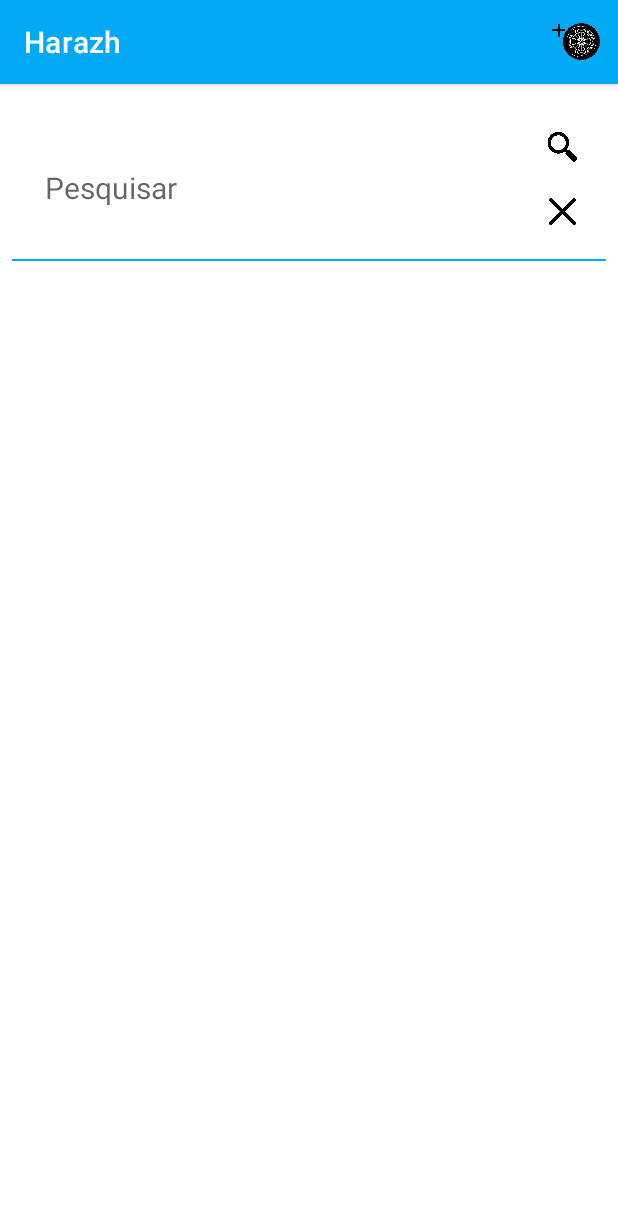
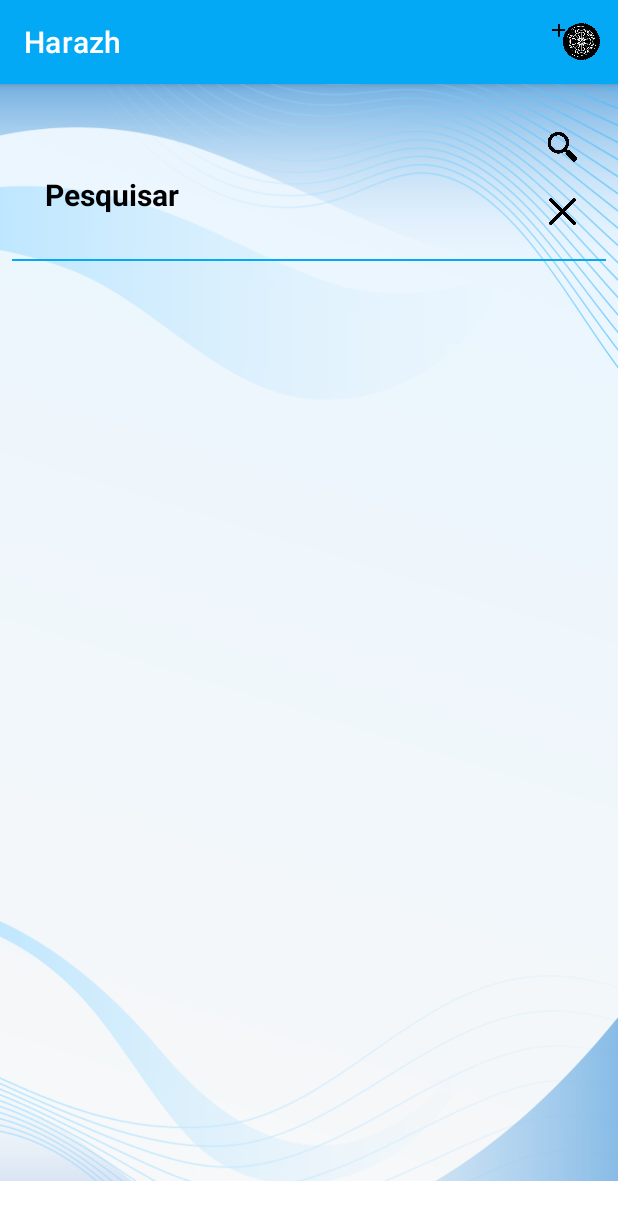
Before and after one commit to Rkerneski/harazh, an Android app: the screen it shows after launch (tela_inicial), after a tap on an icon or button, on a phone screen of 412 x 824 dp. Shown: the top 1220 px of the screen. Run offline under Robolectric (Android 15) with nearby library versions, the phone set to English and light mode, and no system bars.

Commit message:
alterações tela inicial e background

```diff
--- a/app/src/main/java/br/com/harazh/tela_inicial.java
+++ b/app/src/main/java/br/com/harazh/tela_inicial.java
@@ -35,14 +35,8 @@ public class tela_inicial extends AppCompatActivity {
     ImageButton btn_close;
     ImageButton btn_search;
     ListView lista;
-    ListView lista2;
     Handler handler = new Handler();
     EditText txt_pesquisar;
-    EditText txt_modelo_aux;
-    EditText modelo;
-    EditText txt_placa_aux;
-    EditText txt_ano_aux;
-    Boolean campo_pesquisar;
 
     @SuppressLint("MissingInflatedId")
     @Override
@@ -51,17 +45,13 @@ public class tela_inicial extends AppCompatActivity {
         setContentView(R.layout.activity_tela_inicial);
         AppCompatDelegate.setDefaultNightMode(AppCompatDelegate.MODE_NIGHT_NO);
 
-        listarCarros = (ListView)findViewById(R.id.lista);
-        btn_close = (ImageButton)findViewById(R.id.btn_close);
-        btn_search = (ImageButton)findViewById(R.id.btn_search);
-        lista = (ListView)findViewById(R.id.lista);
-        lista2 = (ListView)findViewById(R.id.lista2);
-        txt_pesquisar = (EditText)findViewById(R.id.txt_pesquisar);
-        txt_modelo_aux = (EditText)findViewById(R.id.txt_modelo_aux);
-        txt_placa_aux = (EditText)findViewById(R.id.txt_placa_aux);
-        txt_ano_aux = (EditText)findViewById(R.id.txt_ano_aux);
+        listarCarros = (ListView) findViewById(R.id.lista);
+        btn_close = (ImageButton) findViewById(R.id.btn_close);
+        btn_search = (ImageButton) findViewById(R.id.btn_search);
+        lista = (ListView) findViewById(R.id.lista);
+        txt_pesquisar = (EditText) findViewById(R.id.txt_pesquisar);
 
-        //this.lista_de_carros();
+        lista_de_carros();
 
         btn_search.setOnClickListener(new View.OnClickListener() {
             @Override
@@ -75,10 +65,14 @@ public class tela_inicial extends AppCompatActivity {
 
                     }
                 }, 200);
+
                     pesquisar();
+
+
+
+
             }
         });
-
 
 
         btn_close.setOnClickListener(new View.OnClickListener() {
@@ -94,12 +88,31 @@ public class tela_inicial extends AppCompatActivity {
                     }
                 }, 200);
 
-                apagar_teclado();
+                txt_pesquisar.setText("");
+                lista_de_carros();
 
-                lista.setVisibility(View.VISIBLE);
-                lista2.setVisibility(View.INVISIBLE);
             }
         });
+
+
+        txt_pesquisar.setOnKeyListener(new View.OnKeyListener() {
+            public boolean onKey(View v, int keyCode, KeyEvent event) {
+                if (event.getAction() == KeyEvent.ACTION_DOWN) {
+                    switch (keyCode) {
+                        case KeyEvent.KEYCODE_ENTER:
+                            InputMethodManager imm = (InputMethodManager) getSystemService(INPUT_METHOD_SERVICE);
+                            imm.hideSoftInputFromWindow(txt_pesquisar.getWindowToken(), 0);
+                            getWindow().setSoftInputMode(WindowManager.LayoutParams.SOFT_INPUT_STATE_ALWAYS_HIDDEN);
+
+                            pesquisar();
+
+                            return true;
+                    }
+                }
+                return false;
+            }
+        });
+
 
         txt_pesquisar.addTextChangedListener(new TextWatcher() {
             @Override
@@ -109,7 +122,7 @@ public class tela_inicial extends AppCompatActivity {
 
             @Override
             public void onTextChanged(CharSequence charSequence, int i, int i1, int i2) {
-                if(charSequence.length() == 0){
+                if (charSequence.length() == 0) {
 
                     lista_de_carros();
                     apagar_teclado();
@@ -127,9 +140,7 @@ public class tela_inicial extends AppCompatActivity {
         });
     }
 
-    public void apagar_teclado(){
-        /*InputMethodManager inputMethodManager = (InputMethodManager) this.getSystemService(Activity.INPUT_METHOD_SERVICE);
-            inputMethodManager.hideSoftInputFromWindow(this.getCurrentFocus().getWindowToken(), 0);*/
+    public void apagar_teclado() {
 
         txt_pesquisar.setOnKeyListener(new View.OnKeyListener() {
             public boolean onKey(View v, int keyCode, KeyEvent event) {
@@ -143,7 +154,6 @@ public class tela_inicial extends AppCompatActivity {
                             pesquisar();
 
                             return true;
-
                     }
                 }
                 return false;
@@ -153,60 +163,48 @@ public class tela_inicial extends AppCompatActivity {
     }
 
 
-    public void pesquisar(){
+    public void pesquisar() {
 
-        try{
-            /*carroModel carroModel = new carroDao(getApplicationContext()).Pesquisa(txt_pesquisar.getText().toString());
-            txt_modelo_aux.setText(carroModel.getModelo());
-            txt_placa_aux.setText(carroModel.getPlaca());
-            txt_ano_aux.setText(carroModel.getAno());*/
-
-            if(txt_pesquisar.getText().equals("") || txt_pesquisar.getText() == null){
-
-            }
-            else {
         carroDao carroDao = new carroDao(this);
 
-                List<carroModel> carros = carroDao.Pesquisa(txt_pesquisar.getText().toString());
+        List<carroModel> carros = carroDao.Pesquisa(txt_pesquisar.getText().toString().toLowerCase());
         listarCarros.setAdapter(new card_adapter(this, carros));
 
+
         if (carros.size() == 0) {
+            //carroDao carroDao2 = new carroDao(this);
+            //List<carroModel> carro = carroDao2.Pesquisa(aux_search);
+            //listarCarros.setAdapter(new card_adapter(this, carro));
             this.lista_de_carros();
+            Toast.makeText(getApplicationContext(), "Pesquisa não encontrada", Toast.LENGTH_LONG).show();
             return;
         }
-            }
+
 
         //pesquisa_no_banco();
 
         //APAGA O TECLADO QUANDO PESQUISAR
-            InputMethodManager inputMethodManager =  (InputMethodManager) this.getSystemService(Activity.INPUT_METHOD_SERVICE);
+        InputMethodManager inputMethodManager = (InputMethodManager) this.getSystemService(Activity.INPUT_METHOD_SERVICE);
         inputMethodManager.hideSoftInputFromWindow(this.getCurrentFocus().getWindowToken(), 0);
 
-            return;
-        }catch (Exception e){
-            lista.setVisibility(View.INVISIBLE);
-            Toast.makeText(getApplicationContext(),"Pesquisa não encontrada",Toast.LENGTH_LONG).show();
-            InputMethodManager inputMethodManager =  (InputMethodManager) this.getSystemService(Activity.INPUT_METHOD_SERVICE);
-            inputMethodManager.hideSoftInputFromWindow(this.getCurrentFocus().getWindowToken(), 0);
-        }
+
     }
 
-    public void  pesquisa_no_banco(){
+    public void pesquisa_no_banco() {
         ArrayList<carroModel> carroModel = new ArrayList<carroModel>();
 
-        carroModel.add(new carroModel(txt_modelo_aux.getText().toString(), txt_placa_aux.getText().toString(),txt_ano_aux.getText().toString()));
+        //carroModel.add(new carroModel(txt_modelo_aux.getText().toString(), txt_placa_aux.getText().toString(),txt_ano_aux.getText().toString()));
 
-        array_tela_inicial array_tela_inicial = new array_tela_inicial(getApplication(),carroModel);
-        lista2.setAdapter(array_tela_inicial);
+        array_tela_inicial array_tela_inicial = new array_tela_inicial(getApplication(), carroModel);
+        //lista2.setAdapter(array_tela_inicial);
     }
 
-    protected void lista_de_carros(){
+    protected void lista_de_carros() {
 
         carroDao carroDao = new carroDao(this);
 
         List<carroModel> carros = carroDao.Listar();
         listarCarros.setAdapter(new card_adapter(this, carros));
-
 
 
     }
--- a/app/src/main/res/anim/fade_in.xml
+++ b/app/src/main/res/anim/fade_in.xml
@@ -1,5 +1,5 @@
 <?xml version="1.0" encoding="utf-8"?>
 <alpha xmlns:android="http://schemas.android.com/apk/res/android"
-android:duration="2000"
+android:duration="1000"
 android:fromAlpha="0.0"
 android:toAlpha="1.0"/>
--- a/app/src/main/res/anim/fade_out.xml
+++ b/app/src/main/res/anim/fade_out.xml
@@ -1,5 +1,5 @@
 <?xml version="1.0" encoding="utf-8"?>
 <alpha xmlns:android="http://schemas.android.com/apk/res/android"
-    android:duration="2000"
+    android:duration="1000"
     android:fromAlpha="1.0"
     android:toAlpha="0.0"/>
--- a/app/src/main/res/anim/mover_direita.xml
+++ b/app/src/main/res/anim/mover_direita.xml
@@ -1,7 +1,7 @@
 <?xml version="1.0" encoding="utf-8"?>
 <translate xmlns:android="http://schemas.android.com/apk/res/android"
-    android:duration="2000"
+    android:duration="1000"
     android:fromYDelta="0"
     android:fromXDelta="0"
-    android:toYDelta="100%"
-    android:toXDelta="0"/>
+    android:toYDelta="0"
+    android:toXDelta="100%"/>
--- a/app/src/main/res/anim/mover_esquerda.xml
+++ b/app/src/main/res/anim/mover_esquerda.xml
@@ -1,6 +1,6 @@
 <?xml version="1.0" encoding="utf-8"?>
 <translate xmlns:android="http://schemas.android.com/apk/res/android"
-    android:duration="2000"
+    android:duration="1000"
     android:fromYDelta="0"
     android:fromXDelta="100%"
     android:toYDelta="0"
--- a/app/src/main/res/drawable/card_background.xml
+++ b/app/src/main/res/drawable/card_background.xml
@@ -8,9 +8,9 @@
         android:radius="10dp"
         />
     <solid
-        android:color="#e9e9e9"
+        android:color="#03A9F4"
         />
-    <!-- 276bea , android:endColor="#363636"-->
+    <!-- 276bea , android:endColor="#e9e9e9"-->
     <stroke
         android:width="10dp"
         android:color="@android:color/transparent"
--- a/app/src/main/res/layout/activity_tela_inicial.xml
+++ b/app/src/main/res/layout/activity_tela_inicial.xml
@@ -10,7 +10,7 @@
 
         android:layout_width="match_parent"
         android:layout_height="match_parent"
-        android:background="#ffffff"
+        android:background="@drawable/background"
         tools:context=".tela_inicial">
 
         <ListView
@@ -24,37 +24,21 @@
             app:layout_constraintEnd_toEndOf="parent"
             app:layout_constraintHorizontal_bias="0.0"
             app:layout_constraintStart_toStartOf="parent"
-        app:layout_constraintTop_toBottomOf="@+id/view1">
-
-    </ListView>
-
-    <ListView
-        android:id="@+id/lista2"
-        android:layout_width="0dp"
-        android:layout_height="605dp"
-        android:layout_marginTop="8dp"
-        android:divider="@null"
-        android:scrollbarAlwaysDrawHorizontalTrack="true"
-        android:visibility="invisible"
-        app:layout_constraintBottom_toBottomOf="parent"
-        app:layout_constraintEnd_toEndOf="parent"
-        app:layout_constraintHorizontal_bias="0.0"
-        app:layout_constraintStart_toStartOf="parent"
-        app:layout_constraintTop_toBottomOf="@+id/view1">
-
-    </ListView>
+            app:layout_constraintTop_toBottomOf="@+id/view1" />
 
         <EditText
             android:id="@+id/txt_pesquisar"
-        android:layout_width="288dp"
-        android:layout_height="42dp"
+            android:layout_width="305dp"
+            android:layout_height="80dp"
             android:layout_marginStart="30dp"
             android:layout_marginTop="32dp"
             android:background="@android:color/transparent"
             android:ems="10"
             android:hint="Pesquisar"
             android:inputType="textPersonName"
+            android:textColorHint="@color/black"
             android:textSize="20sp"
+            android:textStyle="bold"
             app:layout_constraintBottom_toTopOf="@+id/view1"
             app:layout_constraintStart_toStartOf="parent"
             app:layout_constraintTop_toTopOf="parent"
@@ -102,47 +86,5 @@
             app:layout_constraintTop_toBottomOf="@+id/btn_search"
             app:srcCompat="@drawable/close" />
 
-    <EditText
-        android:id="@+id/txt_modelo_aux"
-        android:layout_width="wrap_content"
-        android:layout_height="wrap_content"
-        android:ems="10"
-        android:inputType="textPersonName"
-        android:visibility="invisible"
-        app:layout_constraintBottom_toBottomOf="parent"
-        app:layout_constraintEnd_toEndOf="parent"
-        app:layout_constraintHorizontal_bias="0.497"
-        app:layout_constraintStart_toStartOf="parent"
-        app:layout_constraintTop_toTopOf="parent"
-        app:layout_constraintVertical_bias="0.11" />
-
-    <EditText
-        android:id="@+id/txt_placa_aux"
-        android:layout_width="wrap_content"
-        android:layout_height="wrap_content"
-        android:ems="10"
-        android:inputType="textPersonName"
-        app:layout_constraintBottom_toBottomOf="parent"
-        app:layout_constraintEnd_toEndOf="parent"
-        android:visibility="invisible"
-        app:layout_constraintHorizontal_bias="0.497"
-        app:layout_constraintStart_toStartOf="parent"
-        app:layout_constraintTop_toTopOf="parent"
-        app:layout_constraintVertical_bias="0.11" />
-
-    <EditText
-        android:id="@+id/txt_ano_aux"
-        android:layout_width="wrap_content"
-        android:layout_height="wrap_content"
-        android:ems="10"
-        android:visibility="invisible"
-        android:inputType="textPersonName"
-        app:layout_constraintBottom_toBottomOf="parent"
-        app:layout_constraintEnd_toEndOf="parent"
-        app:layout_constraintHorizontal_bias="0.497"
-        app:layout_constraintStart_toStartOf="parent"
-        app:layout_constraintTop_toTopOf="parent"
-        app:layout_constraintVertical_bias="0.11" />
-
     </androidx.constraintlayout.widget.ConstraintLayout>
 </ScrollView>
--- a/app/src/main/res/layout/itens_carro.xml
+++ b/app/src/main/res/layout/itens_carro.xml
@@ -33,6 +33,7 @@ android:descendantFocusability="beforeDescendants">
         android:layout_width="wrap_content"
         android:layout_height="wrap_content"
         android:layout_gravity="center"
+        android:textColor="#03A9F4"
         android:text="Text line 3"
         android:textSize="16sp" />
 
@@ -41,6 +42,7 @@ android:descendantFocusability="beforeDescendants">
         android:layout_width="wrap_content"
         android:layout_height="wrap_content"
         android:layout_gravity="center"
+        android:textColor="#03A9F4"
         android:text="Text line 4"
         android:textSize="16sp" />
 
```
Also changed, not shown: app/src/main/java/br/com/harazh/Dao/carroDao.java (+27 -26 lines), app/src/main/java/br/com/harazh/Uteis/array_tela_inicial.java (+0 -7 lines), app/src/main/res/layout/activity_card_adapter.xml (+10 -4 lines), app/src/main/res/layout/activity_tela_cadastro.xml (+5 -2 lines), app/src/main/res/drawable/background.png (added). Lines whose indentation alone changed are shown as unchanged.
